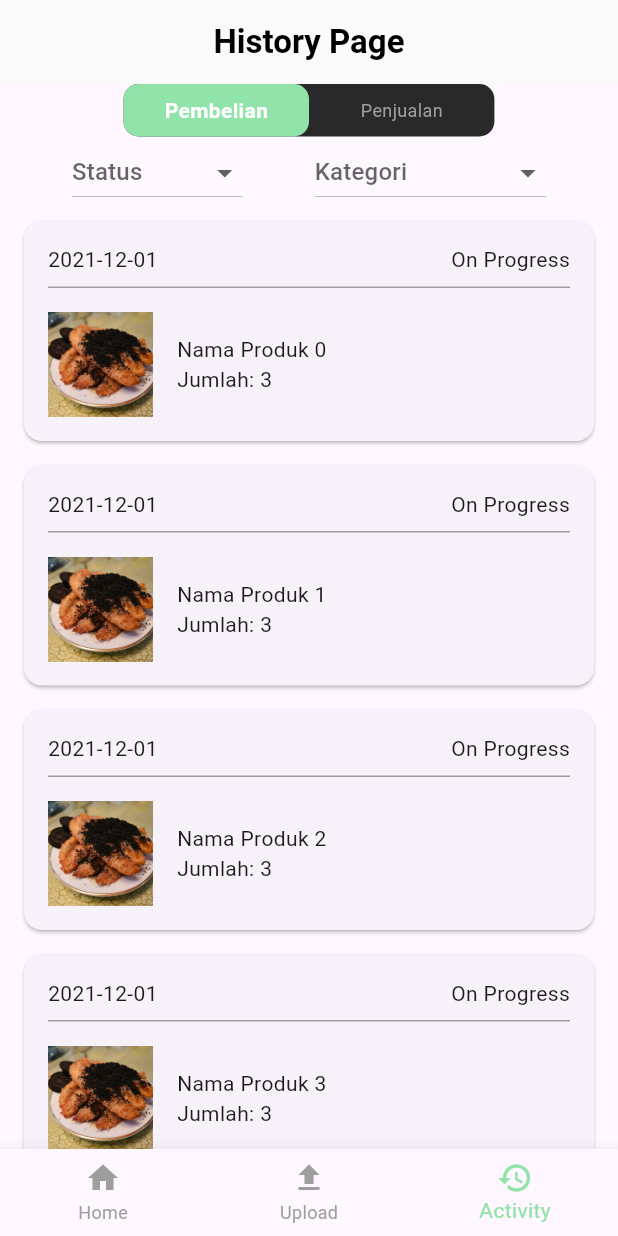
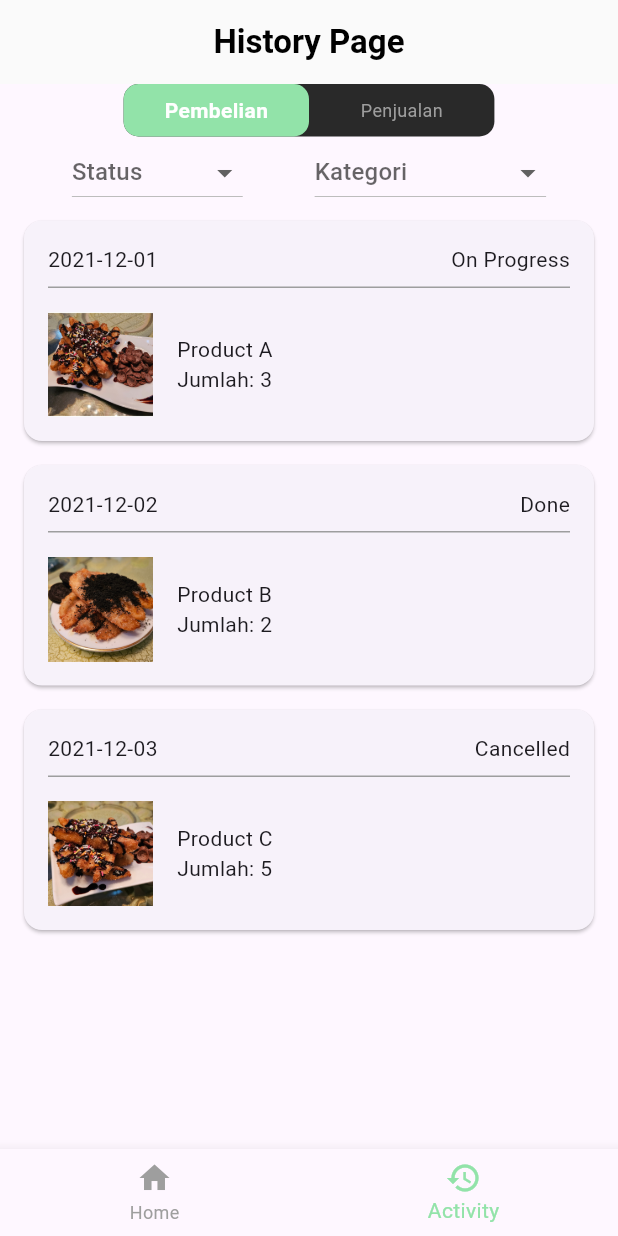
Before and after one commit to angelica1412/ecobites, a Flutter app: the HistoryPage screen opened directly, on a phone screen of 412 x 824 dp. Run offline on Flutter 3.47's test engine with Material 3 defaults, Android fonts, the phone set to English and light mode, and no system bars; our stand-ins replace cloud_firestore, firebase_auth, firebase_core, get, google_fonts, image_picker; accounts and stored records are empty.

Commit message:
done history page dan sudah gabungkan untuk perbaiki navbar

```diff
--- a/lib/historypage.dart
+++ b/lib/historypage.dart
@@ -3,6 +3,22 @@ import 'package:ecobites/homepage.dart';
 import 'package:flutter/material.dart';
 
 import 'UploadBarang.dart';
+
+class ActivityCard {
+  final String date;
+  final String status;
+  final String imageName;
+  final String productName;
+  final int quantity;
+
+  ActivityCard({
+    required this.date,
+    required this.status,
+    required this.imageName,
+    required this.productName,
+    required this.quantity,
+  });
+}
 
 class HistoryPage extends StatefulWidget {
   @override
@@ -13,6 +29,19 @@ class _HistoryPageState extends State<HistoryPage> {
   int _selectedTabIndex = 0;
   String? _selectedDropdown1;
   String? _selectedDropdown2;
+
+  List<ActivityCard> salesData = [
+    ActivityCard(date: '2021-12-01', status: 'On Progress', imageName: 'assets/product1.png', productName: 'Product A', quantity: 3),
+    ActivityCard(date: '2021-12-02', status: 'Done', imageName: 'assets/product2.png', productName: 'Product B', quantity: 2),
+    ActivityCard(date: '2021-12-03', status: 'Cancelled', imageName: 'assets/product3.png', productName: 'Product C', quantity: 5),
+    // Tambahkan lebih banyak data sesuai kebutuhan
+  ];
+
+  List<ActivityCard> purchaseData = [
+    ActivityCard(date: '2021-12-01', status: 'Done', imageName: 'assets/product2.png', productName: 'Product D', quantity: 1),
+    ActivityCard(date: '2021-12-04', status: 'On Progress', imageName: 'assets/product3.png', productName: 'Product E', quantity: 4),
+    // Tambahkan lebih banyak data sesuai kebutuhan
+  ];
 
   @override
   Widget build(BuildContext context) {
@@ -33,7 +62,9 @@ class _HistoryPageState extends State<HistoryPage> {
               setState(() {
                 _selectedTabIndex = index;
               });
-              }, title: 'Pembelian', title2: 'Penjualan',
+            },
+            title: 'Pembelian',
+            title2: 'Penjualan',
           ),
           Row(
             mainAxisAlignment: MainAxisAlignment.spaceEvenly,
@@ -73,7 +104,9 @@ class _HistoryPageState extends State<HistoryPage> {
             ],
           ),
           Expanded(
-              child: _selectedTabIndex == 0 ? _buildSalesView() : _buildPurchaseView(),
+            child: _selectedTabIndex == 0
+                ? _buildSalesView()
+                : _buildPurchaseView(),
           ),
         ],
       ),
@@ -84,15 +117,11 @@ class _HistoryPageState extends State<HistoryPage> {
             label: 'Home',
           ),
           BottomNavigationBarItem(
-              icon: Icon(Icons.upload),
-              label: 'Upload',
-            ),
-            BottomNavigationBarItem(
             icon: Icon(Icons.history),
             label: 'Activity',
           ),
         ],
-          currentIndex: 2,
+        currentIndex: 1,
         onTap: (int index) {
           switch (index) {
             case 0:
@@ -102,24 +131,20 @@ class _HistoryPageState extends State<HistoryPage> {
               );
               break;
             case 1:
-                Navigator.pushReplacement(
-                  context,
-                  MaterialPageRoute(builder: (context) => UploadBarang(fromHome: true, fromUserToko: false, isEdit: false,)),
-                );
-                break;
-              case 2:
               break;
           }
         },
         selectedItemColor: const Color(0xFF92E3A9),
         unselectedItemColor: Colors.grey,
-        ));
+      ),
+    );
   }
 
   Widget _buildSalesView() {
     return ListView.builder(
-      itemCount: 10, // Contoh jumlah data
+      itemCount: salesData.length,
       itemBuilder: (context, index) {
+        final activity = salesData[index];
         return Center(
           child: Card(
             margin: EdgeInsets.symmetric(horizontal: 16.0, vertical: 8.0),
@@ -131,31 +156,32 @@ class _HistoryPageState extends State<HistoryPage> {
                   Container(
                     padding: EdgeInsets.only(bottom: 8.0),
                     decoration: BoxDecoration(
-                      border: Border(bottom: BorderSide(color: Colors.grey, width: 1.0)),
+                      border: Border(
+                          bottom: BorderSide(color: Colors.grey, width: 1.0)),
                     ),
                     child: Row(
                       mainAxisAlignment: MainAxisAlignment.spaceBetween,
                       children: [
-                        Text('2021-12-01'),
-                        Text('On Progress'),
+                        Text(activity.date),
+                        Text(activity.status),
                       ],
                     ),
                   ),
-                  SizedBox(height: 16.0), // Menambahkan jarak antar baris
+                  SizedBox(height: 16.0),
                   Row(
                     children: [
                       Image.asset(
-                        'assets/product2.png',
+                        activity.imageName,
                         width: 70,
                         height: 70,
                       ),
-                      SizedBox(width: 16.0), // Menambahkan jarak antara gambar dan teks
+                      SizedBox(width: 16.0),
                       Expanded(
                         child: Column(
                           crossAxisAlignment: CrossAxisAlignment.start,
                           children: [
-                            Text('Nama Produk $index'),
-                            Text('Jumlah: 3'),
+                            Text(activity.productName),
+                            Text('Jumlah: ${activity.quantity}'),
                           ],
                         ),
                       ),
@@ -172,9 +198,11 @@ class _HistoryPageState extends State<HistoryPage> {
 
   Widget _buildPurchaseView() {
     return ListView.builder(
-      itemCount: 5, // Contoh jumlah data
+      itemCount: purchaseData.length,
       itemBuilder: (context, index) {
-        return Card(
+        final activity = purchaseData[index];
+        return Center(
+          child: Card(
             margin: EdgeInsets.symmetric(horizontal: 16.0, vertical: 8.0),
             child: Container(
               padding: EdgeInsets.all(16.0),
@@ -184,31 +212,32 @@ class _HistoryPageState extends State<HistoryPage> {
                   Container(
                     padding: EdgeInsets.only(bottom: 8.0),
                     decoration: BoxDecoration(
-                      border: Border(bottom: BorderSide(color: Colors.grey, width: 1.0)),
+                      border: Border(
+                          bottom: BorderSide(color: Colors.grey, width: 1.0)),
                     ),
                     child: Row(
                       mainAxisAlignment: MainAxisAlignment.spaceBetween,
                       children: [
-                        Text('2021-12-01'),
-                        Text('Done'),
+                        Text(activity.date),
+                        Text(activity.status),
                       ],
                     ),
                   ),
-                  SizedBox(height: 16.0), // Menambahkan jarak antar baris
+                  SizedBox(height: 16.0),
                   Row(
                     children: [
                       Image.asset(
-                        'assets/product3.png',
+                        activity.imageName,
                         width: 70,
                         height: 70,
                       ),
-                      SizedBox(width: 16.0), // Menambahkan jarak antara gambar dan teks
+                      SizedBox(width: 16.0),
                       Expanded(
                         child: Column(
                           crossAxisAlignment: CrossAxisAlignment.start,
                           children: [
-                            Text('Nama Produk $index'),
-                            Text('Jumlah: 3'),
+                            Text(activity.productName),
+                            Text('Jumlah: ${activity.quantity}'),
                           ],
                         ),
                       ),
@@ -217,6 +246,7 @@ class _HistoryPageState extends State<HistoryPage> {
                 ],
               ),
             ),
+          ),
         );
       },
     );
--- a/lib/homepage.dart
+++ b/lib/homepage.dart
@@ -230,10 +230,6 @@ class _HomePageState extends State<HomePage> {
             label: 'Home',
           ),
           BottomNavigationBarItem(
-            icon: Icon(Icons.upload),
-            label: 'Upload',
-          ),
-          BottomNavigationBarItem(
             icon: Icon(Icons.history),
             label: 'Activity',
           ),
@@ -250,12 +246,6 @@ class _HomePageState extends State<HomePage> {
             case 1:
               Navigator.pushReplacement(
                 context,
-                MaterialPageRoute(builder: (context) => UploadBarang(fromHome: true, fromUserToko: false, isEdit: false,)),
-              ); // Pindah ke halaman Upload
-              break;
-            case 2:
-              Navigator.pushReplacement(
-                context,
                 MaterialPageRoute(builder: (context) => HistoryPage()),
               ); // Pindah ke halaman History
               break;
--- a/pubspec.yaml
+++ b/pubspec.yaml
@@ -92,6 +92,7 @@ flutter:
   - assets/voucherchinese.png
   - assets/voucher45.png
   - assets/mapsContainer.png
+  - assets/grande.jpg
   # The following line ensures that the Material Icons font is
   # included with your application, so that you can use the icons in
   # the material Icons class.
```
Also changed, not shown: lib/user_store_page.dart (+39 -18 lines), assets/grande.jpg (added). Lines whose indentation alone changed are shown as unchanged.
